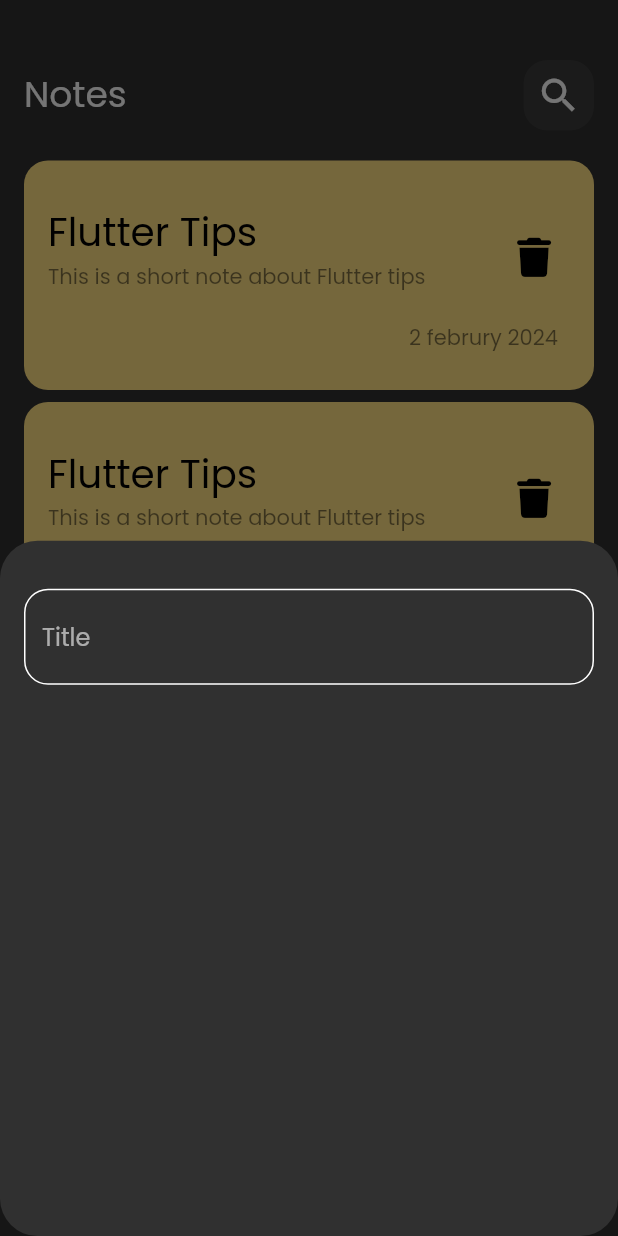
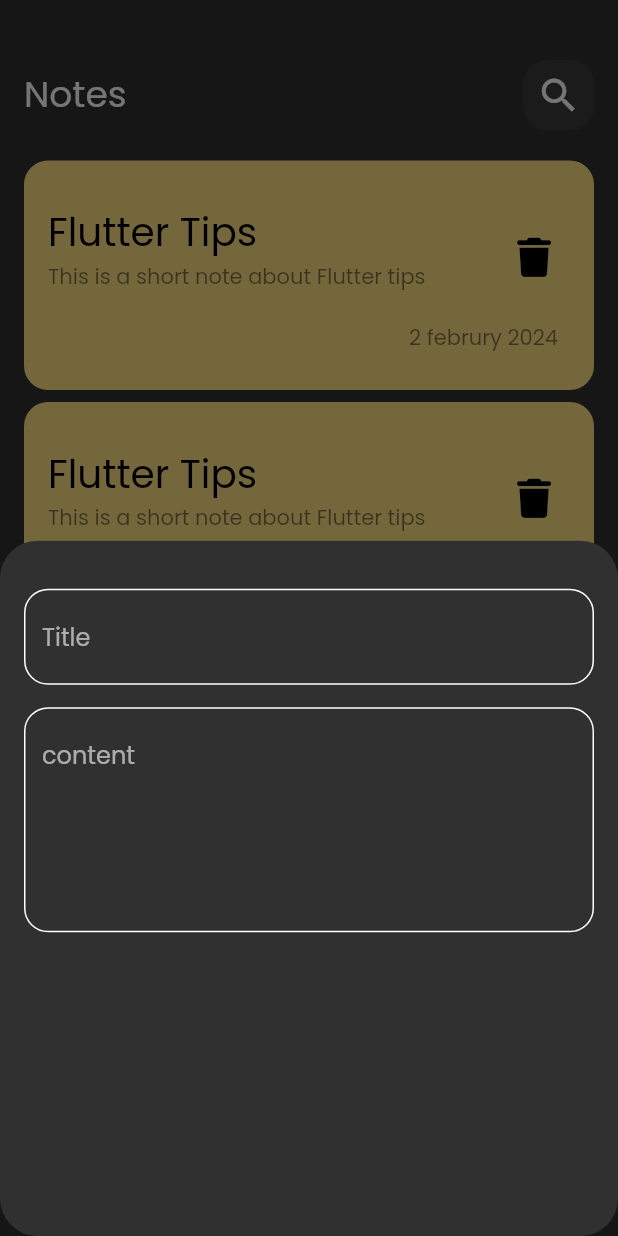
Before and after one commit to khaledabdelwahabgit/Notes-App, a Flutter app: the screen it shows after launch, after a tap on the "add" icon, on a phone screen of 412 x 824 dp. Run offline on Flutter 3.47's test engine with Material 2 defaults, Android fonts, the phone set to English and light mode, and no system bars; our stand-ins replace font_awesome_flutter.

Commit message:
add field to bottom sheet

```diff
--- a/lib/widgets/add_note_bottem_sheet.dart
+++ b/lib/widgets/add_note_bottem_sheet.dart
@@ -13,7 +13,14 @@ class AddNoteBottomSheet extends StatelessWidget {
           SizedBox(
             height: 32,
           ),
-          CustomTextField(),
+          CustomTextField(
+            hint: 'Title',
+          ),
+          SizedBox(height: 15),
+          CustomTextField(
+            hint: 'content',
+            maxline: 5,
+          )
         ],
       ),
     );
--- a/lib/widgets/custom_textfield.dart
+++ b/lib/widgets/custom_textfield.dart
@@ -3,14 +3,17 @@ import 'package:notes_app/widgets/constants.dart';
 import 'package:notes_app/widgets/constants.dart';
 
 class CustomTextField extends StatelessWidget {
-  const CustomTextField({super.key});
+  const CustomTextField({super.key, required this.hint, this.maxline = 1});
+  final String hint;
+  final int maxline;
 
   @override
   Widget build(BuildContext context) {
     return TextField(
+      maxLines: maxline,
       cursorColor: kPrimarycolor,
       decoration: InputDecoration(
-        hintText: 'Title',
+        hintText: hint,
         border: bulidborder(),
         enabledBorder: bulidborder(),
         focusedBorder: bulidborder(kPrimarycolor),
```
